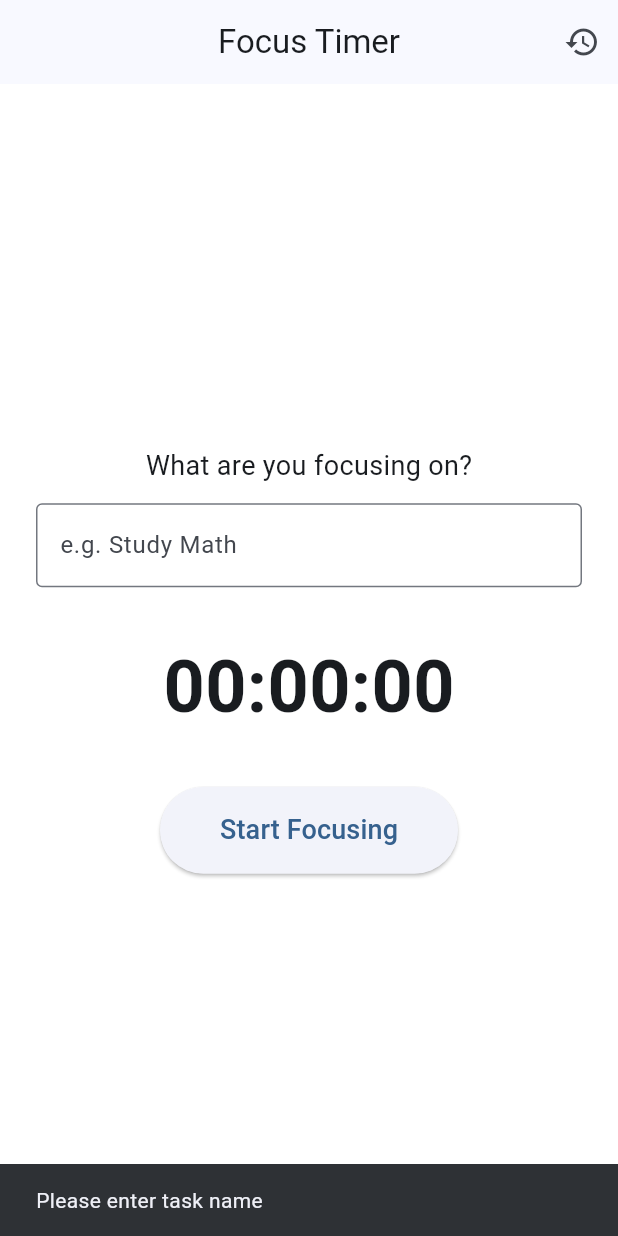
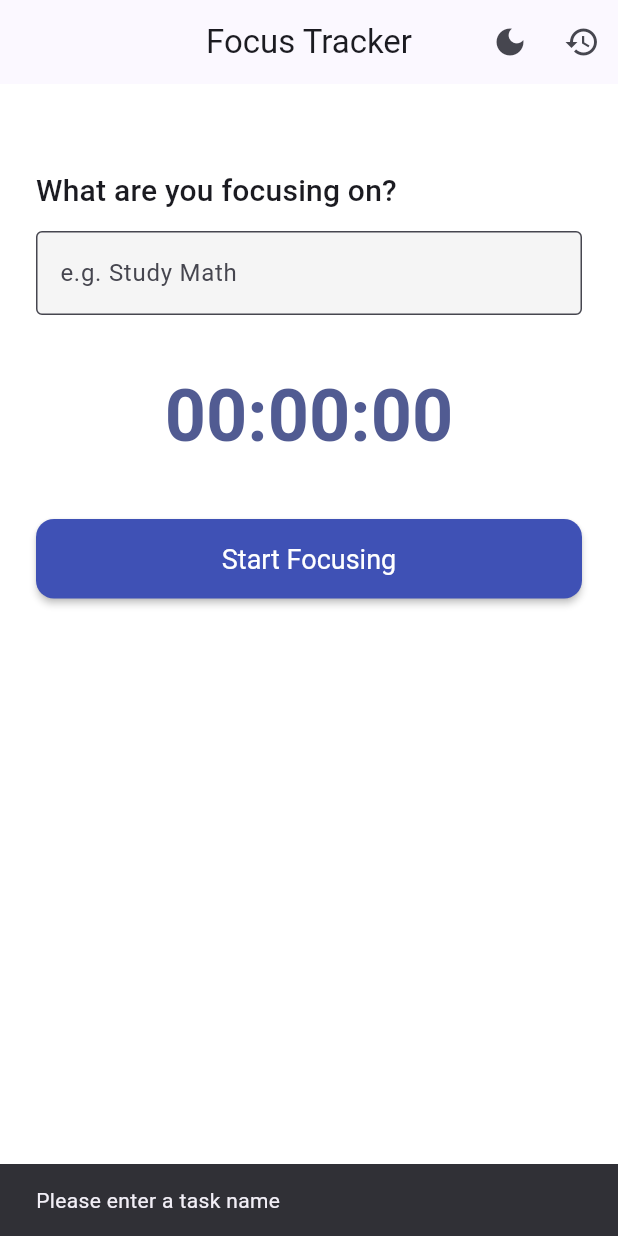
Before and after one commit to krishnakireeti-2k7/focus_tracker-, a Flutter app: the screen it shows after launch, after a tap on "Start Focusing", on a phone screen of 412 x 824 dp. Run offline on Flutter 3.47's test engine with Material 3 defaults, Android fonts, the phone set to English and light mode, and no system bars; our stand-ins replace flutter_riverpod, shared_preferences.

Commit message:
ui update

```diff
--- a/lib/main.dart
+++ b/lib/main.dart
@@ -1,22 +1,31 @@
 import 'package:flutter/material.dart';
 import 'package:flutter_riverpod/flutter_riverpod.dart';
 import 'package:focus_tracker/screens/focus_screen.dart';
+import 'package:focus_tracker/screens/history_screen.dart';
 import 'package:focus_tracker/theme/app_theme.dart';
+import 'package:focus_tracker/providers/theme_provider.dart';
 
 void main() {
-  runApp(ProviderScope(child: MyApp()));
+  runApp(const ProviderScope(child: MyApp()));
 }
 
-class MyApp extends StatelessWidget{
+class MyApp extends ConsumerWidget {
   const MyApp({super.key});
+
   @override
-  Widget build(BuildContext context) {
+  Widget build(BuildContext context, WidgetRef ref) {
+    final themeMode = ref.watch(themeModeProvider);
+
     return MaterialApp(
-      title: 'Focus tracker',
+      title: 'Focus Tracker',
       theme: AppTheme.lightTheme,
       darkTheme: AppTheme.darkTheme,
-      themeMode: ThemeMode.system,
-      home:FocusScreen(),
+      themeMode: themeMode,
+      initialRoute: '/',
+      routes: {
+        '/': (context) => const FocusScreen(),
+        '/history': (context) => const HistoryScreen(),
+      },
     );
   }
 }
--- /dev/null
+++ b/lib/providers/theme_provider.dart
@@ -0,0 +1,43 @@
+import 'package:flutter/material.dart';
+import 'package:flutter_riverpod/flutter_riverpod.dart';
+import 'package:shared_preferences/shared_preferences.dart';
+
+final themeModeProvider = StateNotifierProvider<ThemeModeNotifier, ThemeMode>((
+  ref,
+) {
+  return ThemeModeNotifier();
+});
+
+class ThemeModeNotifier extends StateNotifier<ThemeMode> {
+  ThemeModeNotifier() : super(ThemeMode.system) {
+    _loadThemeMode();
+  }
+
+  void _loadThemeMode() async {
+    final prefs = await SharedPreferences.getInstance();
+    final theme = prefs.getString('themeMode') ?? 'system';
+
+    switch (theme) {
+      case 'light':
+        state = ThemeMode.light;
+        break;
+      case 'dark':
+        state = ThemeMode.dark;
+        break;
+      default:
+        state = ThemeMode.system;
+    }
+  }
+
+  void toggleTheme() async {
+    final prefs = await SharedPreferences.getInstance();
+
+    if (state == ThemeMode.light) {
+      state = ThemeMode.dark;
+      await prefs.setString('themeMode', 'dark');
+    } else {
+      state = ThemeMode.light;
+      await prefs.setString('themeMode', 'light');
+    }
+  }
+}
--- a/lib/screens/focus_screen.dart
+++ b/lib/screens/focus_screen.dart
@@ -4,6 +4,7 @@ import 'package:focus_tracker/providers/session_list_notifier.dart';
 import 'package:focus_tracker/providers/time_provider.dart';
 import 'package:focus_tracker/screens/history_screen.dart';
 import '../models/focus_session.dart';
+import '../providers/theme_provider.dart';
 
 class FocusScreen extends ConsumerStatefulWidget {
   const FocusScreen({super.key});
@@ -23,35 +24,49 @@ class _FocusScreenState extends ConsumerState<FocusScreen> {
       ref.read(sessionListProvider.notifier).loadSessions();
     });
   }
-
+  @override
+  void dispose() {
+    _taskController.dispose();
+    super.dispose();
+  }
   @override
   Widget build(BuildContext context) {
     final elapsed = ref.watch(focusTimerProvider);
 
     return Scaffold(
       appBar: AppBar(
-        title: const Text('Focus Timer'),
+        title: const Text('Focus Tracker'),
         centerTitle: true,
         actions: [
+          Consumer(
+            builder: (context, ref, _) {
+              final mode = ref.watch(themeModeProvider);
+              final isDark = mode == ThemeMode.dark;
+              return IconButton(
+                icon: Icon(isDark ? Icons.light_mode : Icons.dark_mode),
+                onPressed: () {
+                  ref.read(themeModeProvider.notifier).toggleTheme();
+                },
+              );
+            },
+          ),
           IconButton(
             icon: const Icon(Icons.history),
             onPressed: () {
-              Navigator.push(
-                context,
-                MaterialPageRoute(builder: (context) => HistoryScreen()),
-              );
+              Navigator.pushNamed(context, '/history');
             },
           ),
         ],
       ),
-      body: Padding(
+      body: SingleChildScrollView(
         padding: const EdgeInsets.all(24),
         child: Column(
-          mainAxisAlignment: MainAxisAlignment.center,
+          crossAxisAlignment: CrossAxisAlignment.stretch,
           children: [
-            const Text(
+            const SizedBox(height: 32),
+            Text(
               'What are you focusing on?',
-              style: TextStyle(fontSize: 18),
+              style: Theme.of(context).textTheme.titleMedium,
             ),
             const SizedBox(height: 12),
             TextField(
@@ -61,14 +76,20 @@ class _FocusScreenState extends ConsumerState<FocusScreen> {
                 border: OutlineInputBorder(),
               ),
             ),
-            const SizedBox(height: 32),
-            Text(
-              _formatDuration(elapsed),
-              style: const TextStyle(fontSize: 48, fontWeight: FontWeight.bold),
+            const SizedBox(height: 40),
+            Center(
+              child: Text(
+                _formatDuration(elapsed),
+                style: Theme.of(context).textTheme.displayMedium?.copyWith(
+                  fontWeight: FontWeight.bold,
+                  color: Theme.of(context).colorScheme.primary,
+                ),
+              ),
             ),
-            const SizedBox(height: 32),
+            const SizedBox(height: 40),
             ElevatedButton(
-              onPressed: () async {
+              key: UniqueKey(), // 💥 Force rebuild on every rebuild
+              onPressed: () {
                 final timer = ref.read(focusTimerProvider.notifier);
                 final elapsed = ref.read(focusTimerProvider);
                 final taskName = _taskController.text.trim();
@@ -76,11 +97,10 @@ class _FocusScreenState extends ConsumerState<FocusScreen> {
                 if (!_isFocusing) {
                   if (taskName.isEmpty) {
                     ScaffoldMessenger.of(context).showSnackBar(
-                      const SnackBar(content: Text("Please enter task name")),
+                      const SnackBar(content: Text("Please enter a task name")),
                     );
                     return;
                   }
-
                   setState(() => _isFocusing = true);
                   timer.start();
                 } else {
@@ -89,16 +109,10 @@ class _FocusScreenState extends ConsumerState<FocusScreen> {
                   final session = FocusSession(
                     task: taskName,
                     seconds: elapsed.inSeconds,
-                    timestamp: DateTime.now(), // ✅ fixed
+                    timestamp: DateTime.now(),
                   );
 
-                  print(
-                    "🔄 Saving session: ${session.task}, ${session.seconds}s",
-                  );
-
-                  await ref
-                      .read(sessionListProvider.notifier)
-                      .addSession(session);
+                  ref.read(sessionListProvider.notifier).addSession(session);
                   ref.read(focusTimerProvider.notifier).reset();
                   _taskController.clear();
 
@@ -110,9 +124,9 @@ class _FocusScreenState extends ConsumerState<FocusScreen> {
                 }
               },
               style: ElevatedButton.styleFrom(
-                padding: const EdgeInsets.symmetric(
-                  horizontal: 40,
-                  vertical: 16,
+                padding: const EdgeInsets.symmetric(vertical: 16),
+                shape: RoundedRectangleBorder(
+                  borderRadius: BorderRadius.circular(12),
                 ),
               ),
               child: Text(
@@ -120,6 +134,7 @@ class _FocusScreenState extends ConsumerState<FocusScreen> {
                 style: const TextStyle(fontSize: 18),
               ),
             ),
+
           ],
         ),
       ),
--- a/lib/screens/history_screen.dart
+++ b/lib/screens/history_screen.dart
@@ -21,6 +21,9 @@ class HistoryScreen extends ConsumerWidget {
                   final FocusSession session = sessions[index];
 
                   return ListTile(
+                    key: ValueKey(
+                      session.timestamp.toIso8601String(),
+                    ), // ✅ UNIQUE KEY HERE
                     leading: const Icon(Icons.check_circle_outline),
                     title: Text(session.task),
                     subtitle: Text(
--- a/lib/theme/app_theme.dart
+++ b/lib/theme/app_theme.dart
@@ -1,18 +1,41 @@
 import 'package:flutter/material.dart';
 
 class AppTheme {
-  static ThemeData lightTheme = ThemeData(
+  static final lightTheme = ThemeData(
+    colorScheme: ColorScheme.fromSeed(seedColor: Colors.indigo),
+    useMaterial3: true,
     scaffoldBackgroundColor: Colors.white,
-    colorScheme: ColorScheme.fromSeed(
-    seedColor: Colors.blue
+    textTheme: const TextTheme(
+      displayMedium: TextStyle(fontSize: 48, fontWeight: FontWeight.bold),
+      titleMedium: TextStyle(fontSize: 20, fontWeight: FontWeight.w500),
     ),
-    useMaterial3: true,
+    inputDecorationTheme: InputDecorationTheme(
+      border: OutlineInputBorder(borderRadius: BorderRadius.circular(16)),
+      filled: true,
+      fillColor: Colors.grey[100],
+    ),
+    elevatedButtonTheme: ElevatedButtonThemeData(
+      style: ElevatedButton.styleFrom(
+        backgroundColor: Colors.indigo,
+        foregroundColor: Colors.white,
+        elevation: 2,
+        shape: RoundedRectangleBorder(borderRadius: BorderRadius.circular(16)),
+        textStyle: const TextStyle(fontSize: 16),
+        padding: const EdgeInsets.symmetric(vertical: 16),
+      ),
+    ),
+    appBarTheme: const AppBarTheme(elevation: 0, centerTitle: true),
+    cardTheme: CardTheme(
+      elevation: 2,
+      shape: RoundedRectangleBorder(borderRadius: BorderRadius.circular(16)),
+      color: Colors.white,
+      shadowColor: Colors.black.withOpacity(0.1),
+    ),
   );
 
-  static ThemeData darkTheme = ThemeData(
-    scaffoldBackgroundColor: Colors.blueGrey,
+  static final darkTheme = ThemeData.dark().copyWith(
     colorScheme: ColorScheme.fromSeed(
-      seedColor: Colors.blueGrey,
+      seedColor: Colors.indigo,
       brightness: Brightness.dark,
     ),
     useMaterial3: true,
```
